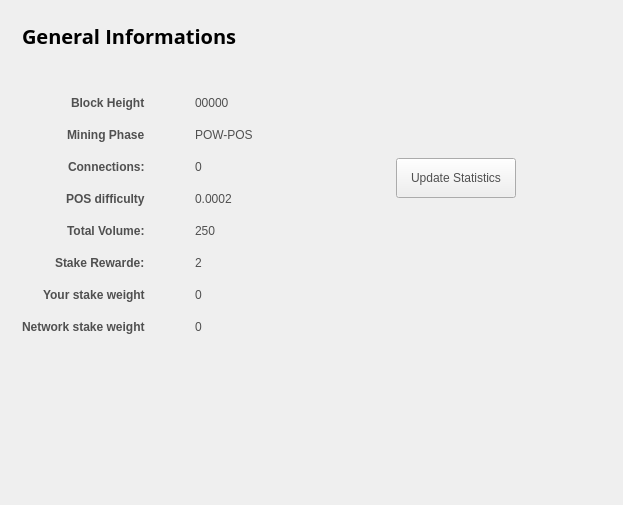
Before: the Qt Designer form src/qt/forms/statisticspage.ui in WhitecoinCore/whitecoin, drawn with Qt 5.
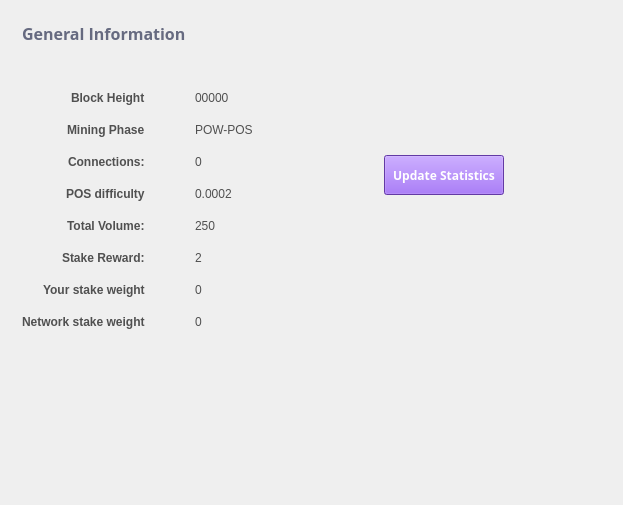
After: the same form once the commit is applied.

The edit to the form file:
```diff
--- a/src/qt/forms/statisticspage.ui
+++ b/src/qt/forms/statisticspage.ui
@@ -140,7 +140,7 @@
         <item row="7" column="0">
          <widget class="QLabel" name="label">
           <property name="text">
-           <string>&lt;html&gt;&lt;head/&gt;&lt;body&gt;&lt;p&gt;&lt;span style=&quot; font-weight:600;&quot;&gt;Stake Rewarde:&lt;/span&gt;&lt;/p&gt;&lt;/body&gt;&lt;/html&gt;</string>
+           <string>&lt;html&gt;&lt;head/&gt;&lt;body&gt;&lt;p&gt;&lt;span style=&quot; font-weight:600;&quot;&gt;Stake Reward:&lt;/span&gt;&lt;/p&gt;&lt;/body&gt;&lt;/html&gt;</string>
           </property>
          </widget>
         </item>
@@ -194,7 +194,7 @@
            </font>
           </property>
           <property name="text">
-           <string>&lt;html&gt;&lt;head/&gt;&lt;body&gt;&lt;p&gt;&lt;span style=&quot; font-size:20px; font-weight:600; color:#000000;&quot;&gt;General Informations&lt;/span&gt;&lt;/p&gt;&lt;/body&gt;&lt;/html&gt;</string>
+           <string>&lt;html&gt;&lt;head/&gt;&lt;body&gt;&lt;p&gt;&lt;span style=&quot; font-size:12pt; font-weight:600; color:#666a80;&quot;&gt;General Information&lt;/span&gt;&lt;/p&gt;&lt;/body&gt;&lt;/html&gt;</string>
           </property>
          </widget>
         </item>
@@ -269,11 +269,18 @@
        <height>40</height>
       </size>
      </property>
+     <property name="font">
+      <font>
+       <family>Open Sans,sans-serif</family>
+       <weight>75</weight>
+       <bold>true</bold>
+      </font>
+     </property>
      <property name="focusPolicy">
       <enum>Qt::NoFocus</enum>
      </property>
      <property name="styleSheet">
-      <string notr="true"/>
+      <string notr="true">background-color: #8a51e6; color: #FFFFFF</string>
      </property>
      <property name="text">
       <string>Update Statistics</string>
```
